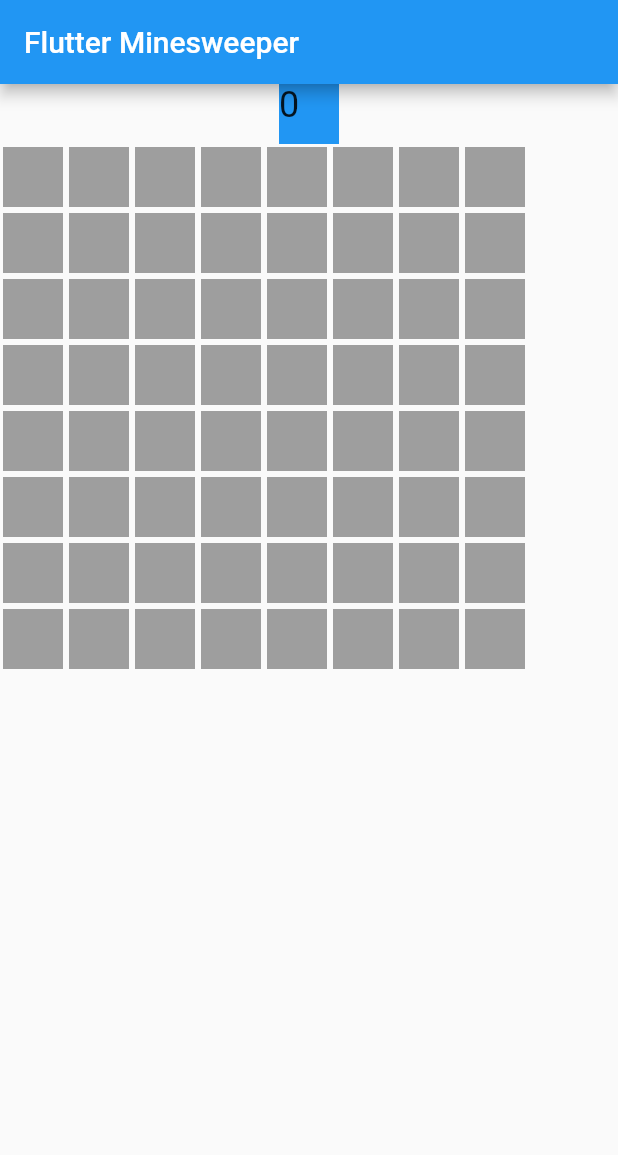
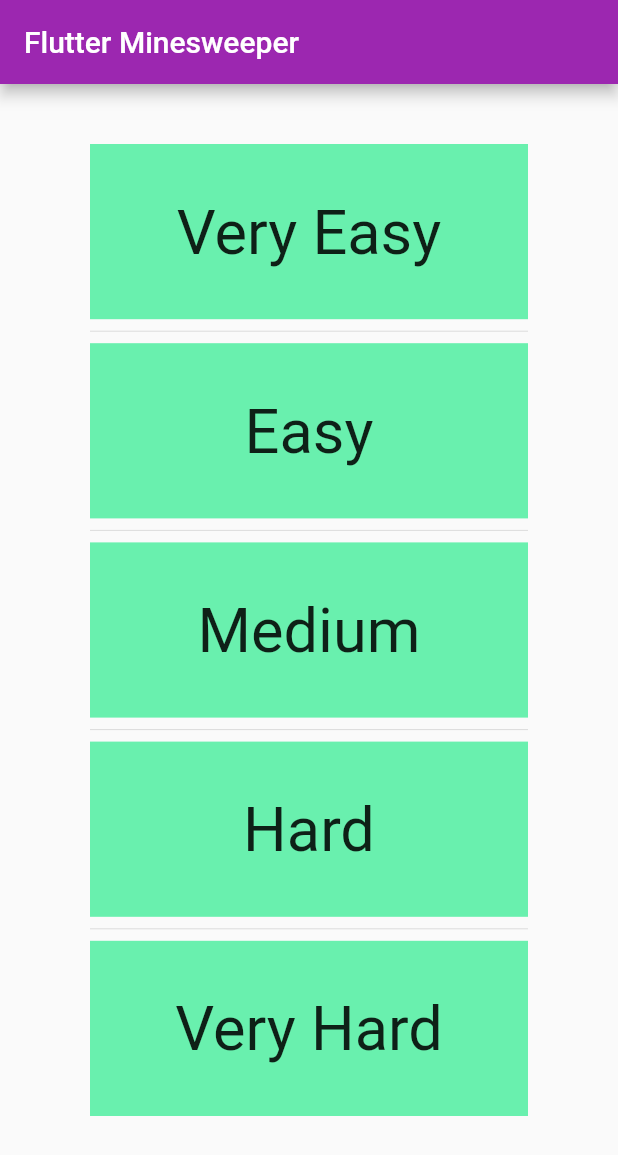
Before and after one commit to Naivec0de/Flutter-Minesweeper, a Flutter app: the screen it shows after launch, on a phone screen of 412 x 824 dp. Shown: the top 1155 px of the screen. Run offline on Flutter 3.47's test engine with Material 2 defaults, Android fonts, the phone set to English and light mode, and no system bars.

Commit message:
Add difficulty selection

```diff
--- a/lib/TimerDisplay.dart
+++ b/lib/TimerDisplay.dart
@@ -1,7 +1,6 @@
 import 'dart:async';
 
 import 'package:flutter/material.dart';
-import 'package:minesweeper/main.dart';
 
 class TimerDisplay extends StatefulWidget {
   final gameController;
@@ -61,12 +60,14 @@ class TimerState extends State<TimerDisplay> {
           widget.gameController.resetGame();
         },
         child: Container(
-          height: 40,
-          width: 40,
-          color: Colors.blue,
-          child: Text(
-            '$ticks',
-            style: TextStyle(fontSize: 24.0),
+          height: 30,
+          width: 120,
+          color: Colors.blue[100],
+          child: Center(
+            child: Text(
+              '$ticks',
+              style: TextStyle(fontSize: 24.0),
+            ),
           ),
         ));
   }
--- /dev/null
+++ b/lib/WelcomeScreen.dart
@@ -0,0 +1,73 @@
+import 'package:flutter/material.dart';
+import 'package:minesweeper/GameScreen.dart';
+
+class WelcomeScreen extends StatefulWidget {
+  @override
+  State<StatefulWidget> createState() => WelcomeScreenState();
+}
+
+class WelcomeScreenState extends State<WelcomeScreen> {
+  @override
+  Widget build(BuildContext context) {
+    return MaterialApp(
+      title: 'minesweeper',
+      theme: ThemeData(
+        primarySwatch: Colors.purple,
+      ),
+      home: Scaffold(
+        appBar: AppBar(
+          title: Text("Flutter Minesweeper"),
+        ),
+        body: Builder(
+          builder: (context) {
+            return Container(
+              margin:
+                  EdgeInsets.only(left: 60, right: 60, bottom: 80, top: 40),
+              child: Column(
+                mainAxisAlignment: MainAxisAlignment.center,
+                children: <Widget>[
+                  _makeButton(context, name: "Very Easy", dim: 8, mines: 6),
+                  Divider(),
+                  _makeButton(context, name: "Easy", dim: 8, mines: 10),
+                  Divider(),
+                  _makeButton(context, name: "Medium", dim: 15, mines: 40),
+                  Divider(),
+                  _makeButton(context, name: "Hard", dim: 20, mines: 80),
+                  Divider(),
+                  _makeButton(context, name: "Very Hard", dim: 20, mines: 100),
+                ],
+              ),
+            );
+          },
+        ),
+      ),
+    );
+  }
+
+  Widget _makeButton(context, {name, dim, mines}) {
+    return Expanded(
+      child: FittedBox(
+        fit: BoxFit.fill,
+        child: GestureDetector(
+          child: Container(
+              color: Colors.greenAccent,
+              height: 40,
+              width: 100,
+              child: Center(child: Text("$name"))),
+          onTap: () {
+            _startGame(context, dim, mines);
+          },
+        ),
+      ),
+    );
+  }
+
+  void _startGame(context, dim, mines) {
+    Navigator.of(context).push(MaterialPageRoute(
+        builder: (context) => GameScreen(
+              gameController: GameController(),
+              dim: dim,
+              mines: mines,
+            )));
+  }
+}
--- a/lib/main.dart
+++ b/lib/main.dart
@@ -1,85 +1,4 @@
 import 'package:flutter/material.dart';
-import 'package:minesweeper/GameBoard.dart';
-import 'package:minesweeper/TimerDisplay.dart';
+import 'package:minesweeper/WelcomeScreen.dart';
 
-void main() => runApp(MyApp(GameController()));
-
-class MyApp extends StatelessWidget {
-  final GameController gameController;
-
-  MyApp(this.gameController) {
-    gameController.injectDependencies();
-  }
-
-  // This widget is the root of your application.
-  @override
-  Widget build(BuildContext context) {
-    return MaterialApp(
-      title: 'minesweeper',
-      theme: ThemeData(
-        primarySwatch: Colors.blue,
-      ),
-      home: Scaffold(
-        appBar: AppBar(
-          title: Text("Flutter Minesweeper"),
-        ),
-        body: Builder(
-          builder: (context) {
-            gameController.setBuildContext(context);
-            return Column(
-              children: <Widget>[
-                gameController.timerDisplay,
-                gameController.gameBoard,
-              ],
-            );
-          },
-        ),
-      ),
-    );
-  }
-}
-
-class GameController {
-  TimerDisplay timerDisplay;
-  TimerState timerState;
-  GameBoard gameBoard;
-  GameState gameState;
-
-  void injectDependencies() {
-    this.timerState = TimerState();
-    this.timerDisplay = TimerDisplay(this, timerState);
-    this.gameState = GameState();
-    this.gameBoard = GameBoard(this, gameState);
-  }
-
-  var context;
-
-  void setBuildContext(context) {
-    this.context = context;
-  }
-
-  void resetGame() {
-    gameState.resetBoard();
-    timerState.reset();
-  }
-
-  void startTimer() {
-    timerState.start();
-  }
-
-  void win() {
-    timerState.stop();
-
-    Scaffold.of(context).showSnackBar(new SnackBar(
-      content: new Text("You won!"),
-    ));
-  }
-
-  void lose() {
-    timerState.stop();
-
-    Scaffold.of(context).showSnackBar(new SnackBar(
-      content: new Text("You lost."),
-    ));
-  }
-}
+void main() => runApp(WelcomeScreen());
```
Also changed, not shown: lib/GameBoard.dart (+46 -22 lines), lib/GameScreen.dart (added, +78 -0 lines), 3 other files.
